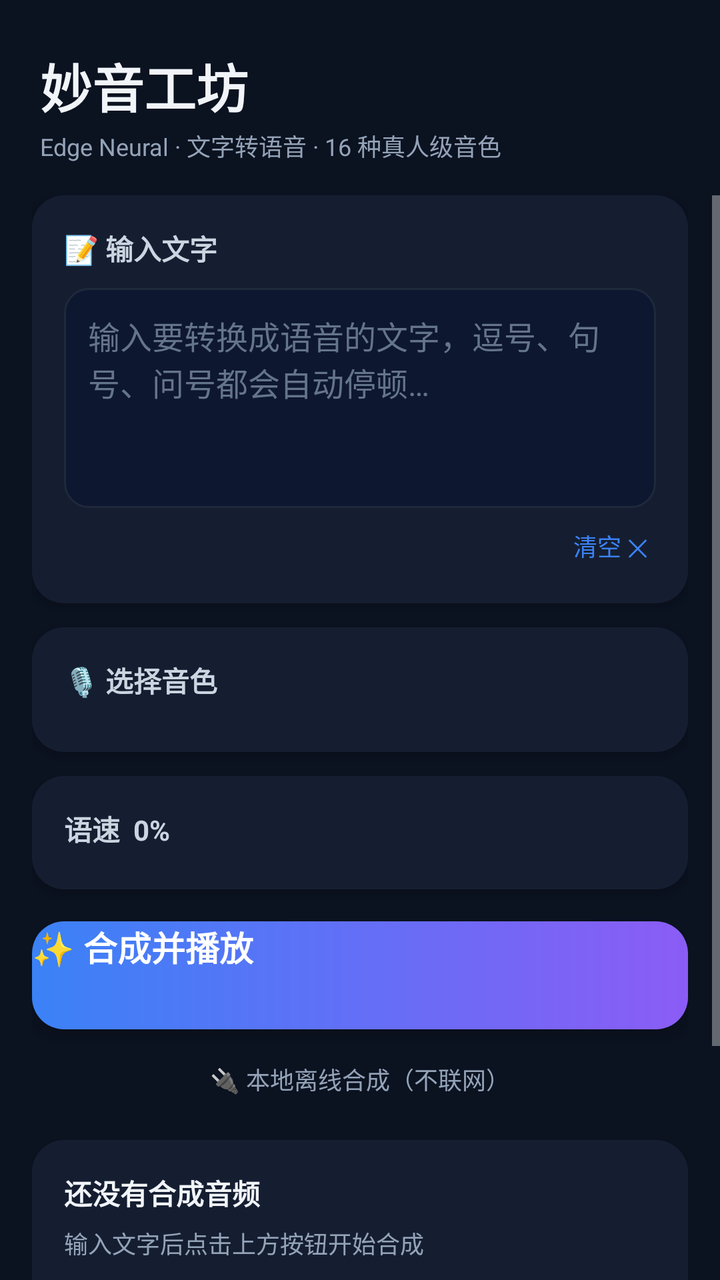
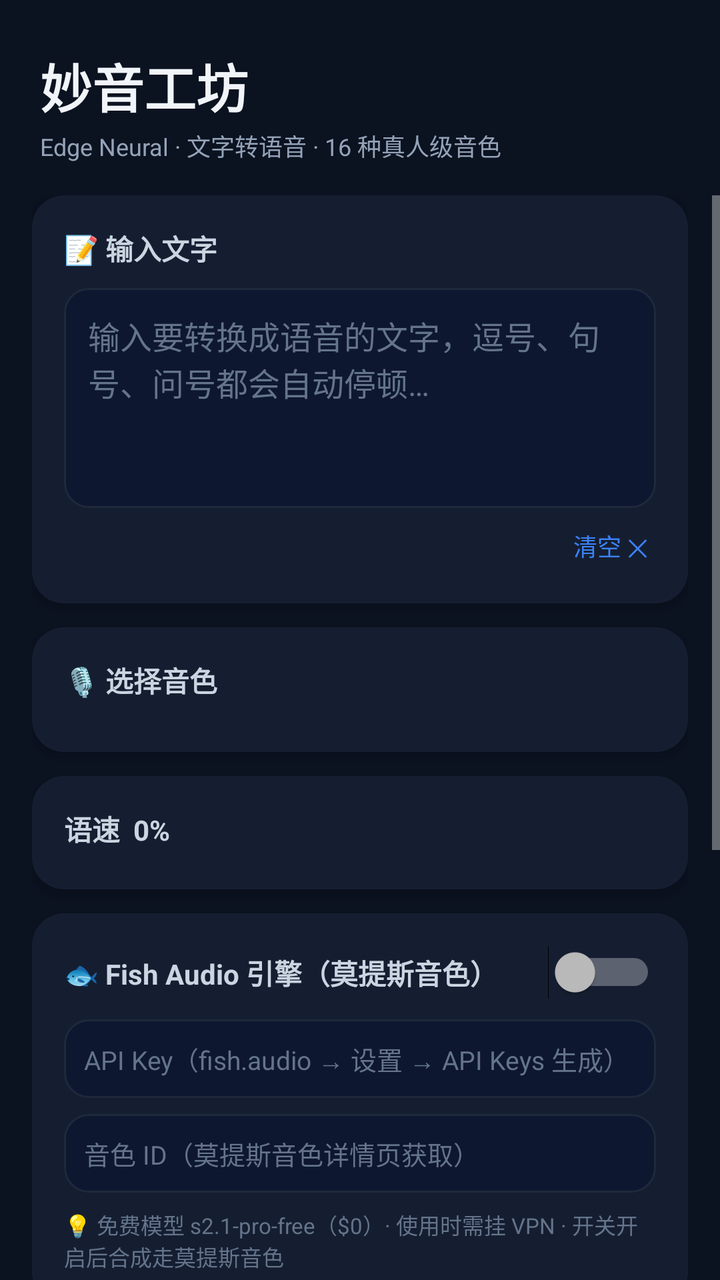

Two renders of the same Android screen: before a commit and after it. Below are the layout's source before the change and the commit's diff.
<!-- AndroidManifest.xml: application theme AppTheme -->
<!-- res/layout/activity_main.xml -->
<?xml version="1.0" encoding="utf-8"?>
<LinearLayout xmlns:android="http://schemas.android.com/apk/res/android"
    android:layout_width="match_parent"
    android:layout_height="match_parent"
    android:orientation="vertical"
    android:background="@color/bg">

    
    <LinearLayout
        android:layout_width="match_parent"
        android:layout_height="wrap_content"
        android:orientation="vertical"
        android:paddingTop="24dp"
        android:paddingBottom="16dp"
        android:paddingLeft="20dp"
        android:paddingRight="20dp">

        <TextView
            android:layout_width="wrap_content"
            android:layout_height="wrap_content"
            android:text="妙音工坊"
            android:textSize="26sp"
            android:textStyle="bold"
            android:textColor="@color/text_main" />

        <TextView
            android:layout_width="wrap_content"
            android:layout_height="wrap_content"
            android:text="Edge Neural · 文字转语音 · 16 种真人级音色"
            android:textSize="12sp"
            android:layout_marginTop="2dp"
            android:textColor="@color/text_dim" />
    </LinearLayout>

    <ScrollView
        android:layout_width="match_parent"
        android:layout_height="0dp"
        android:layout_weight="1"
        android:fillViewport="true">

        <LinearLayout
            android:layout_width="match_parent"
            android:layout_height="wrap_content"
            android:orientation="vertical"
            android:paddingLeft="16dp"
            android:paddingRight="16dp"
            android:paddingBottom="24dp">

            
            <LinearLayout
                android:layout_width="match_parent"
                android:layout_height="wrap_content"
                android:orientation="vertical"
                android:background="@drawable/card_bg"
                android:elevation="3dp"
                android:padding="16dp">

                <TextView
                    android:layout_width="wrap_content"
                    android:layout_height="wrap_content"
                    android:text="📝 输入文字"
                    android:textSize="14sp"
                    android:textStyle="bold"
                    android:textColor="@color/text_second" />

                <EditText
                    android:id="@+id/input_text"
                    android:layout_width="match_parent"
                    android:layout_height="110dp"
                    android:layout_marginTop="10dp"
                    android:gravity="top|start"
                    android:hint="输入要转换成语音的文字，逗号、句号、问号都会自动停顿…"
                    android:textSize="16sp"
                    android:textColor="@color/text_main"
                    android:textColorHint="@color/text_faint"
                    android:background="@drawable/input_bg"
                    android:padding="12dp"
                    android:inputType="textMultiLine" />

                <TextView
                    android:id="@+id/btn_clear"
                    android:layout_width="wrap_content"
                    android:layout_height="wrap_content"
                    android:layout_gravity="end"
                    android:layout_marginTop="6dp"
                    android:padding="4dp"
                    android:text="清空 ✕"
                    android:textSize="12sp"
                    android:textColor="@color/accent" />
            </LinearLayout>

            
            <LinearLayout
                android:layout_width="match_parent"
                android:layout_height="wrap_content"
                android:orientation="vertical"
                android:background="@drawable/card_bg"
                android:elevation="3dp"
                android:padding="16dp"
                android:layout_marginTop="12dp">

                <TextView
                    android:layout_width="wrap_content"
                    android:layout_height="wrap_content"
                    android:text="🎙 选择音色"
                    android:textSize="14sp"
                    android:textStyle="bold"
                    android:textColor="@color/text_second" />

                <HorizontalScrollView
                    android:layout_width="match_parent"
                    android:layout_height="wrap_content"
                    android:layout_marginTop="10dp"
                    android:scrollbars="none">

                    <LinearLayout
                        android:id="@+id/voice_chips"
                        android:layout_width="wrap_content"
                        android:layout_height="wrap_content"
                        android:orientation="horizontal" />
                </HorizontalScrollView>
            </LinearLayout>

            
            <LinearLayout
                android:layout_width="match_parent"
                android:layout_height="wrap_content"
                android:orientation="vertical"
                android:background="@drawable/card_bg"
                android:elevation="3dp"
                android:padding="16dp"
                android:layout_marginTop="12dp">

                <TextView
                    android:id="@+id/rate_label"
                    android:layout_width="wrap_content"
                    android:layout_height="wrap_content"
                    android:text="语速  0%"
                    android:textSize="14sp"
                    android:textStyle="bold"
                    android:textColor="@color/text_second" />

                <SeekBar
                    android:id="@+id/rate_bar"
                    android:layout_width="match_parent"
                    android:layout_height="wrap_content"
                    android:layout_marginTop="4dp"
                    android:max="20"
                    android:progress="10" />
            </LinearLayout>

            
            <Button
                android:id="@+id/btn_synthesize"
                android:layout_width="match_parent"
                android:layout_height="54dp"
                android:layout_marginTop="16dp"
                android:background="@drawable/btn_gradient"
                android:text="✨ 合成并播放"
                android:textColor="#FFFFFF"
                android:textSize="17sp"
                android:textStyle="bold"
                android:stateListAnimator="@null"
                android:elevation="4dp" />

            <TextView
                android:id="@+id/btn_local"
                android:layout_width="wrap_content"
                android:layout_height="wrap_content"
                android:layout_gravity="center_horizontal"
                android:layout_marginTop="10dp"
                android:padding="6dp"
                android:text="🔌 本地离线合成（不联网）"
                android:textSize="12sp"
                android:textColor="@color/text_dim" />

            
            <LinearLayout
                android:id="@+id/player_card"
                android:layout_width="match_parent"
                android:layout_height="wrap_content"
                android:orientation="vertical"
                android:background="@drawable/card_bg"
                android:elevation="3dp"
                android:padding="16dp"
                android:layout_marginTop="16dp">

                <TextView
                    android:id="@+id/player_title"
                    android:layout_width="match_parent"
                    android:layout_height="wrap_content"
                    android:text="还没有合成音频"
                    android:textSize="14sp"
                    android:textStyle="bold"
                    android:textColor="@color/text_main" />

                <TextView
                    android:id="@+id/status_text"
                    android:layout_width="match_parent"
                    android:layout_height="wrap_content"
                    android:layout_marginTop="6dp"
                    android:text="输入文字后点击上方按钮开始合成"
                    android:textSize="12sp"
                    android:textColor="@color/text_dim" />

                <LinearLayout
                    android:layout_width="match_parent"
                    android:layout_height="wrap_content"
                    android:layout_marginTop="12dp"
                    android:orientation="horizontal">

                    <Button
                        android:id="@+id/btn_play"
                        android:layout_width="0dp"
                        android:layout_height="44dp"
                        android:layout_weight="1"
                        android:background="@drawable/btn_ghost"
                        android:text="▶ 播放 / 暂停"
                        android:textSize="14sp"
                        android:textColor="@color/accent"
                        android:enabled="false"
                        android:stateListAnimator="@null" />

                    <Button
                        android:id="@+id/btn_save"
                        android:layout_width="0dp"
                        android:layout_height="44dp"
                        android:layout_weight="1"
                        android:layout_marginStart="10dp"
                        android:background="@drawable/btn_ghost"
                        android:text="💾 保存到下载"
                        android:textSize="14sp"
                        android:textColor="@color/accent"
                        android:enabled="false"
                        android:stateListAnimator="@null" />
                </LinearLayout>
            </LinearLayout>

            
            <TextView
                android:layout_width="wrap_content"
                android:layout_height="wrap_content"
                android:layout_marginTop="20dp"
                android:layout_marginBottom="8dp"
                android:text="📜 最近合成（点击播放 · 长按删除）"
                android:textSize="13sp"
                android:textStyle="bold"
                android:textColor="@color/text_second" />

            <ListView
                android:id="@+id/history_list"
                android:layout_width="match_parent"
                android:layout_height="wrap_content"
                android:divider="@color/divider"
                android:dividerHeight="1dp"
                android:background="@drawable/card_bg"
                android:padding="8dp" />
        </LinearLayout>
    </ScrollView>
</LinearLayout>
<!-- resources referenced by this layout -->
<resources>
  <color name="accent">#3B82F6</color>
  <color name="bg">#0B1220</color>
  <color name="divider">#1E293B</color>
  <color name="text_dim">#94A3B8</color>
  <color name="text_faint">#64748B</color>
  <color name="text_main">#F1F5F9</color>
  <color name="text_second">#CBD5E1</color>
  <!-- drawable btn_ghost (drawable) -->
  <?xml version="1.0" encoding="utf-8"?>
  <shape xmlns:android="http://schemas.android.com/apk/res/android" android:shape="rectangle">
      <solid android:color="@color/ghost_bg" />
      <corners android:radius="12dp" />
      <stroke android:width="1dp" android:color="#22335A" />
  </shape>
  <!-- drawable btn_gradient (drawable) -->
  <?xml version="1.0" encoding="utf-8"?>
  <shape xmlns:android="http://schemas.android.com/apk/res/android" android:shape="rectangle">
      <gradient
          android:angle="0"
          android:startColor="@color/gradient_start"
          android:endColor="@color/gradient_end" />
      <corners android:radius="16dp" />
  </shape>
  <!-- drawable card_bg (drawable) -->
  <?xml version="1.0" encoding="utf-8"?>
  <shape xmlns:android="http://schemas.android.com/apk/res/android" android:shape="rectangle">
      <solid android:color="@color/card" />
      <corners android:radius="16dp" />
  </shape>
  <!-- drawable input_bg (drawable) -->
  <?xml version="1.0" encoding="utf-8"?>
  <shape xmlns:android="http://schemas.android.com/apk/res/android" android:shape="rectangle">
      <solid android:color="#0E1730" />
      <corners android:radius="12dp" />
      <stroke android:width="1dp" android:color="#1E293B" />
  </shape>
  <style name="AppTheme" parent="android:Theme.Material.NoActionBar">
          <item name="android:windowBackground">@color/bg</item>
          <item name="android:statusBarColor">@color/bg</item>
          <item name="android:navigationBarColor">@color/bg</item>
          <item name="android:colorAccent">@color/accent</item>
          <item name="android:windowLightStatusBar">false</item>
      </style>
  <color name="ghost_bg">#16233C</color>
  <color name="gradient_start">#3B82F6</color>
  <color name="gradient_end">#8B5CF6</color>
  <color name="card">#151E31</color>
</resources>

<!-- the commit's change to res/layout/activity_main.xml (unified diff, before → after) -->
@@ -147,6 +147,74 @@
                     android:layout_marginTop="4dp"
                     android:max="20"
                     android:progress="10" />
+            </LinearLayout>
+
+            
+            <LinearLayout
+                android:layout_width="match_parent"
+                android:layout_height="wrap_content"
+                android:orientation="vertical"
+                android:background="@drawable/card_bg"
+                android:elevation="3dp"
+                android:padding="16dp"
+                android:layout_marginTop="12dp">
+
+                <LinearLayout
+                    android:layout_width="match_parent"
+                    android:layout_height="wrap_content"
+                    android:orientation="horizontal"
+                    android:gravity="center_vertical">
+
+                    <TextView
+                        android:layout_width="0dp"
+                        android:layout_height="wrap_content"
+                        android:layout_weight="1"
+                        android:text="🐟 Fish Audio 引擎（莫提斯音色）"
+                        android:textSize="14sp"
+                        android:textStyle="bold"
+                        android:textColor="@color/text_second" />
+
+                    <Switch
+                        android:id="@+id/fish_switch"
+                        android:layout_width="wrap_content"
+                        android:layout_height="wrap_content" />
+                </LinearLayout>
+
+                <EditText
+                    android:id="@+id/fish_key"
+                    android:layout_width="match_parent"
+                    android:layout_height="wrap_content"
+                    android:layout_marginTop="10dp"
+                    android:hint="API Key（fish.audio → 设置 → API Keys 生成）"
+                    android:textSize="13sp"
+                    android:textColor="@color/text_main"
+                    android:textColorHint="@color/text_faint"
+                    android:background="@drawable/input_bg"
+                    android:padding="10dp"
+                    android:inputType="text"
+                    android:singleLine="true" />
+
+                <EditText
+                    android:id="@+id/fish_voice"
+                    android:layout_width="match_parent"
+                    android:layout_height="wrap_content"
+                    android:layout_marginTop="8dp"
+                    android:hint="音色 ID（莫提斯音色详情页获取）"
+                    android:textSize="13sp"
+                    android:textColor="@color/text_main"
+                    android:textColorHint="@color/text_faint"
+                    android:background="@drawable/input_bg"
+                    android:padding="10dp"
+                    android:inputType="text"
+                    android:singleLine="true" />
+
+                <TextView
+                    android:layout_width="match_parent"
+                    android:layout_height="wrap_content"
+                    android:layout_marginTop="8dp"
+                    android:text="💡 免费模型 s2.1-pro-free（$0）· 使用时需挂 VPN · 开关开启后合成走莫提斯音色"
+                    android:textSize="11sp"
+                    android:textColor="@color/text_faint" />
             </LinearLayout>
 
             
